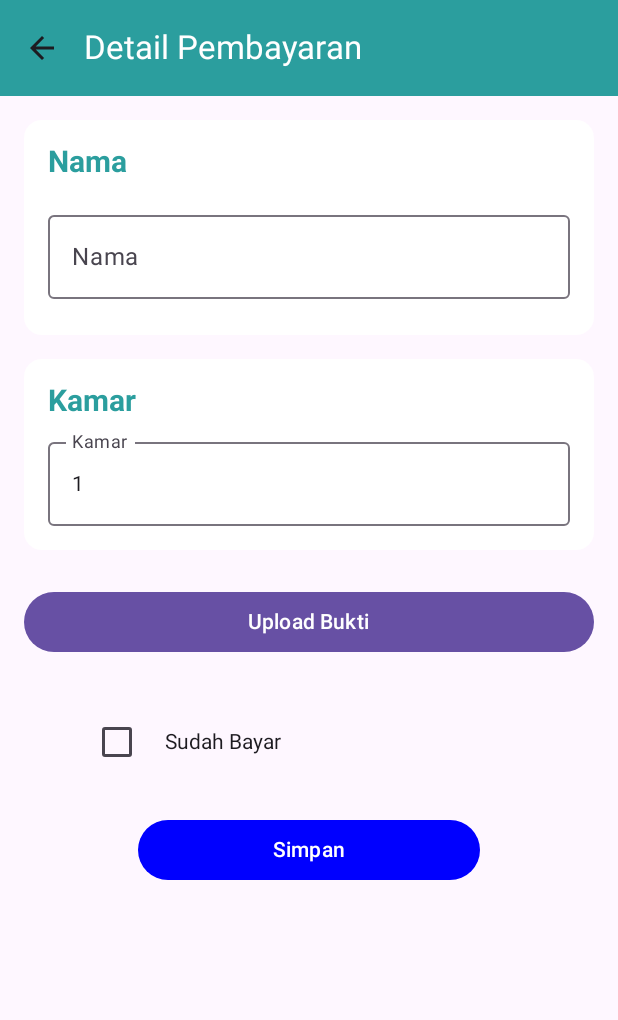
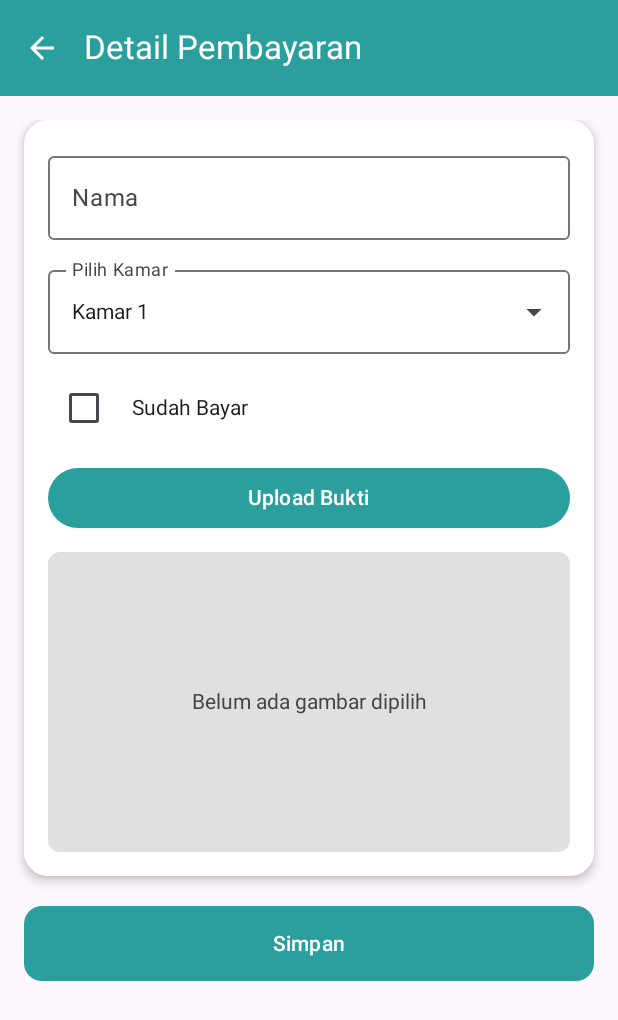
Before and after one commit to BimoChesta/Android---Membantu-Kost-wismakania, an Android app built with Jetpack Compose: the QrDetailScreen screen opened through its navigation route, on a phone screen of 412 x 824 dp. Shown: the top 1020 px of the screen. Run offline under Robolectric (Android 15) with nearby library versions, the phone set to English and light mode, and no system bars.

Commit message:
mengganti ui bayar kas

```diff
--- a/app/src/main/java/com/Screens/PerpanjangKostScreen.kt
+++ b/app/src/main/java/com/Screens/PerpanjangKostScreen.kt
@@ -42,7 +42,7 @@ fun PerpanjangKostScreen(navController: NavHostController) {
     var expandedRoom by remember { mutableStateOf(false) }
     var expandedMonth by remember { mutableStateOf(false) }
 
-    val roomOptions = (1..12).map { it.toString() }
+    val roomOptions = (1..7).map { it.toString() }
     val monthOptions = listOf(
         "Januari", "Februari", "Maret", "April", "Mei", "Juni",
         "Juli", "Agustus", "September", "Oktober", "November", "Desember"
@@ -203,7 +203,7 @@ fun PerpanjangKostScreen(navController: NavHostController) {
                     .fillMaxWidth()
                     .height(50.dp),
                 shape = RoundedCornerShape(12.dp),
-                colors = ButtonDefaults.buttonColors(containerColor = Color(0xFF388E3C)) // Hijau
+                colors = ButtonDefaults.buttonColors(containerColor = Color(0xFFE0E0E0)) // Hijau
             ) {
                 Text("Submit", color = Color.White)
             }
--- a/app/src/main/java/com/Screens/QrDetailScreen.kt
+++ b/app/src/main/java/com/Screens/QrDetailScreen.kt
@@ -1,6 +1,7 @@
 package com.bimo0064.project.Screens
 
 import android.net.Uri
+import android.widget.Toast
 import androidx.activity.compose.rememberLauncherForActivityResult
 import androidx.activity.result.contract.ActivityResultContracts
 import androidx.compose.foundation.Image
@@ -13,6 +14,7 @@ import androidx.compose.foundation.shape.RoundedCornerShape
 import androidx.compose.foundation.verticalScroll
 import androidx.compose.material.icons.Icons
 import androidx.compose.material.icons.filled.ArrowBack
+import androidx.compose.material.icons.filled.ArrowDropDown
 import androidx.compose.material3.*
 import androidx.compose.runtime.*
 import androidx.compose.ui.Alignment
@@ -34,28 +36,32 @@ import kotlinx.coroutines.launch
 @Composable
 fun QrDetailScreen(navController: NavHostController, dataStoreManager: DataStoreManager) {
     var nama by remember { mutableStateOf("") }
-    var kamar by remember { mutableStateOf("1") }
+    var selectedRoom by remember { mutableStateOf("1") }
+    var imageUri by remember { mutableStateOf<Uri?>(null) }
     var sudahBayar by remember { mutableStateOf(false) }
-    var imageUri by remember { mutableStateOf<Uri?>(null) }
-    var expanded by remember { mutableStateOf(false) }
+    var expandedRoom by remember { mutableStateOf(false) }
 
+    val context = LocalContext.current
     val scope = rememberCoroutineScope()
-    val imageLauncher = rememberLauncherForActivityResult(
+    val imagePickerLauncher = rememberLauncherForActivityResult(
         contract = ActivityResultContracts.GetContent()
-    ) { uri -> imageUri = uri }
+    ) { uri: Uri? -> imageUri = uri }
+
+    val roomOptions = (1..7).map { it.toString() }
 
     Scaffold(
         topBar = {
             TopAppBar(
                 title = { Text("Detail Pembayaran") },
                 navigationIcon = {
-                    IconButton(onClick = { navController.navigateUp() }) {
-                        Icon(Icons.Filled.ArrowBack, contentDescription = "Back")
+                    IconButton(onClick = { navController.popBackStack() }) {
+                        Icon(Icons.Default.ArrowBack, contentDescription = "Back")
                     }
                 },
                 colors = TopAppBarDefaults.topAppBarColors(
                     containerColor = Color(0xFF2B9E9E),
-                    titleContentColor = Color.White
+                    titleContentColor = Color.White,
+                    navigationIconContentColor = Color.White
                 )
             )
         }
@@ -63,132 +69,134 @@ fun QrDetailScreen(navController: NavHostController, dataStoreManager: DataStore
         Column(
             modifier = Modifier
                 .padding(innerPadding)
-                .fillMaxSize()
                 .padding(16.dp)
                 .verticalScroll(rememberScrollState()),
-            horizontalAlignment = Alignment.CenterHorizontally,
+            verticalArrangement = Arrangement.spacedBy(20.dp)
         ) {
-            InfoCard(title = "Nama", content = nama, onValueChange = { nama = it })
-            Spacer(modifier = Modifier.height(16.dp))
+            // Kartu Form
+            Card(
+                shape = RoundedCornerShape(16.dp),
+                modifier = Modifier.fillMaxWidth(),
+                colors = CardDefaults.cardColors(containerColor = Color.White),
+                elevation = CardDefaults.cardElevation(4.dp)
+            ) {
+                Column(
+                    modifier = Modifier.padding(16.dp),
+                    verticalArrangement = Arrangement.spacedBy(12.dp)
+                ) {
+                    OutlinedTextField(
+                        value = nama,
+                        onValueChange = { nama = it },
+                        label = { Text("Nama") },
+                        modifier = Modifier.fillMaxWidth()
+                    )
 
                     // Dropdown kamar
-            Column(
-                modifier = Modifier
-                    .fillMaxWidth()
-                    .clip(RoundedCornerShape(12.dp))
-                    .background(Color.White)
-                    .padding(16.dp)
-            ) {
-                Text(
-                    text = "Kamar",
-                    color = Color(0xFF2B9E9E),
-                    fontSize = 20.sp,
-                    fontWeight = FontWeight.Bold,
-                    modifier = Modifier.padding(bottom = 8.dp)
-                )
                     Box {
                         OutlinedTextField(
-                        value = kamar,
+                            value = "Kamar $selectedRoom",
                             onValueChange = {},
                             readOnly = true,
-                        label = { Text("Kamar") },
-                        modifier = Modifier
-                            .fillMaxWidth()
-                            .clickable { expanded = true }
+                            label = { Text("Pilih Kamar") },
+                            trailingIcon = {
+                                IconButton(onClick = { expandedRoom = true }) {
+                                    Icon(Icons.Filled.ArrowDropDown, contentDescription = null)
+                                }
+                            },
+                            modifier = Modifier.fillMaxWidth()
                         )
                         DropdownMenu(
-                        expanded = expanded,
-                        onDismissRequest = { expanded = false }
+                            expanded = expandedRoom,
+                            onDismissRequest = { expandedRoom = false }
                         ) {
-                        (1..7).forEach { number ->
+                            roomOptions.forEach { room ->
                                 DropdownMenuItem(
-                                text = { Text("Kamar $number") },
+                                    text = { Text("Kamar $room") },
                                     onClick = {
-                                    kamar = number.toString()
-                                    expanded = false
+                                        selectedRoom = room
+                                        expandedRoom = false
                                     }
                                 )
                             }
                         }
                     }
-            }
-
-            Spacer(modifier = Modifier.height(16.dp))
-
-            // Upload bukti gambar
-            if (imageUri != null) {
-                Image(
-                    painter = rememberAsyncImagePainter(imageUri),
-                    contentDescription = "Bukti Transfer",
-                    modifier = Modifier
-                        .fillMaxWidth()
-                        .height(200.dp)
-                        .clip(RoundedCornerShape(16.dp))
-                        .background(Color.LightGray),
-                    contentScale = ContentScale.Crop
-                )
-                Spacer(modifier = Modifier.height(8.dp))
-            }
-
-            Button(
-                onClick = { imageLauncher.launch("image/*") },
-                modifier = Modifier
-                    .fillMaxWidth()
-                    .padding(vertical = 8.dp)
-            ) {
-                Text("Upload Bukti")
-            }
-
-            Spacer(modifier = Modifier.height(16.dp))
 
                     // Checkbox Sudah Bayar
                     Row(
-                verticalAlignment = Alignment.CenterVertically,
-                modifier = Modifier
-                    .fillMaxWidth(0.8f)
-                    .padding(vertical = 8.dp)
-                    .toggleable(
-                        value = sudahBayar,
-                        onValueChange = { sudahBayar = it }
-                    )
+                        verticalAlignment = Alignment.CenterVertically
                     ) {
                         Checkbox(
                             checked = sudahBayar,
                             onCheckedChange = { sudahBayar = it }
                         )
-                Text(text = "Sudah Bayar", modifier = Modifier.padding(start = 8.dp))
+                        Text("Sudah Bayar", modifier = Modifier.padding(start = 8.dp))
+                    }
+
+                    // Tombol pilih gambar
+                    Button(
+                        onClick = { imagePickerLauncher.launch("image/*") },
+                        modifier = Modifier.fillMaxWidth(),
+                        colors = ButtonDefaults.buttonColors(containerColor = Color(0xFF2B9E9E))
+                    ) {
+                        Text("Upload Bukti", color = Color.White)
+                    }
+
+                    // Preview gambar
+                    if (imageUri != null) {
+                        Image(
+                            painter = rememberAsyncImagePainter(imageUri),
+                            contentDescription = null,
+                            modifier = Modifier
+                                .fillMaxWidth()
+                                .height(200.dp)
+                                .background(Color.LightGray, shape = RoundedCornerShape(8.dp)),
+                            contentScale = ContentScale.Crop
+                        )
+                    } else {
+                        Box(
+                            modifier = Modifier
+                                .fillMaxWidth()
+                                .height(200.dp)
+                                .background(Color(0xFFE0E0E0), shape = RoundedCornerShape(8.dp)),
+                            contentAlignment = Alignment.Center
+                        ) {
+                            Text("Belum ada gambar dipilih", color = Color.DarkGray)
+                        }
+                    }
+                }
             }
 
             // Tombol Simpan
             Button(
                 onClick = {
-                    if (nama.isNotBlank() && kamar.isNotBlank()) {
+                    if (nama.isNotBlank() && imageUri != null) {
                         val pembayaran = Pembayaran(
                             nama = nama,
-                            kamar = kamar,
+                            kamar = selectedRoom,
                             bukti = if (sudahBayar) "Sudah Bayar" else "Belum Bayar",
-                            imageUri = imageUri?.toString()
+                            imageUri = imageUri.toString()
                         )
                         scope.launch {
                             dataStoreManager.savePayment(pembayaran)
-                            nama = ""
-                            kamar = "1"
-                            sudahBayar = false
-                            imageUri = null
-                            navController.navigateUp()
+                            Toast.makeText(context, "Data tersimpan!", Toast.LENGTH_SHORT).show()
+                            navController.popBackStack()
                         }
+                    } else {
+                        Toast.makeText(context, "Isi nama dan upload gambar!", Toast.LENGTH_SHORT).show()
                     }
                 },
-                colors = ButtonDefaults.buttonColors(containerColor = Color.Blue),
                 modifier = Modifier
-                    .padding(top = 16.dp)
-                    .fillMaxWidth(0.6f)
+                    .fillMaxWidth()
+                    .height(50.dp),
+                shape = RoundedCornerShape(12.dp),
+                colors = ButtonDefaults.buttonColors(containerColor = Color(0xFF2B9E9E))
             ) {
-                Text(text = "Simpan", color = Color.White)
+                Text("Simpan", color = Color.White)
             }
         }
     }
 }
+
 
 @Composable
 fun InfoCard(title: String, content: String, onValueChange: (String) -> Unit = {}) {
```
Lines whose indentation alone changed are shown as unchanged.
